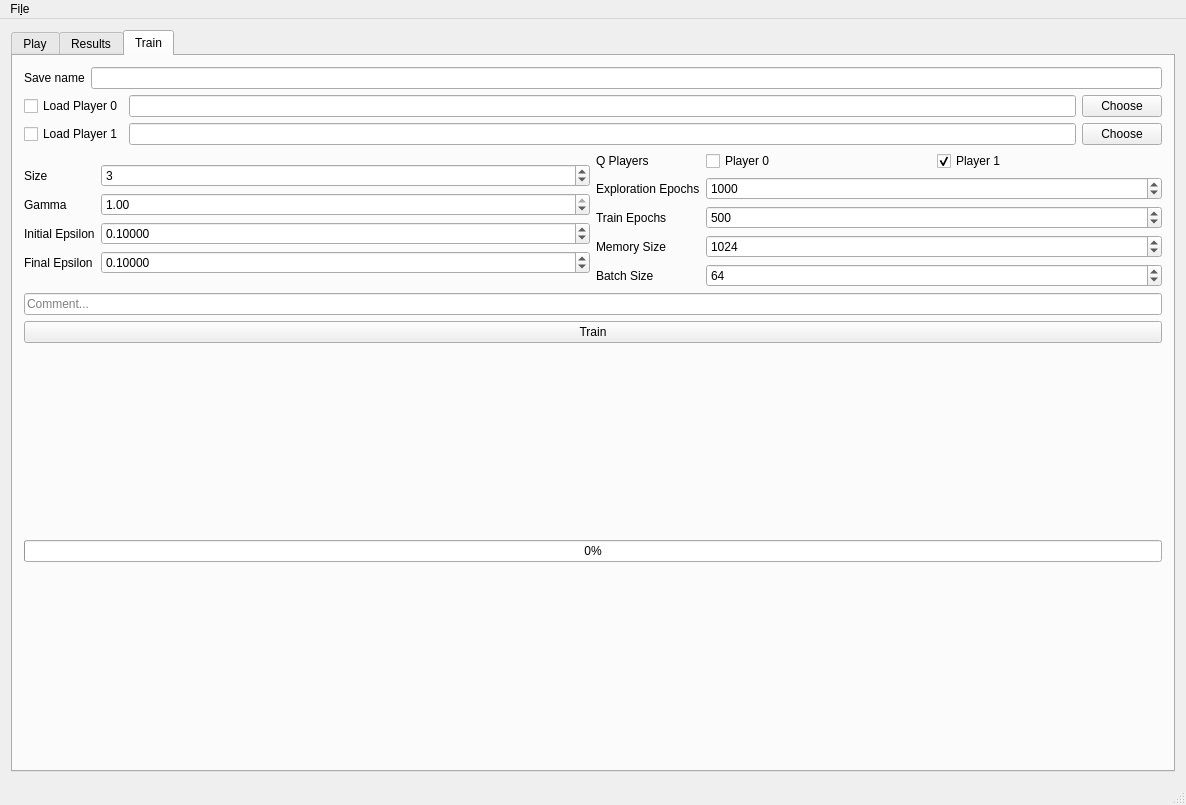
First picture: the form in TIPE_Hex_QT/mainwindow.ui, repository Phyronnaz/TIPE_Hex, before the edit.
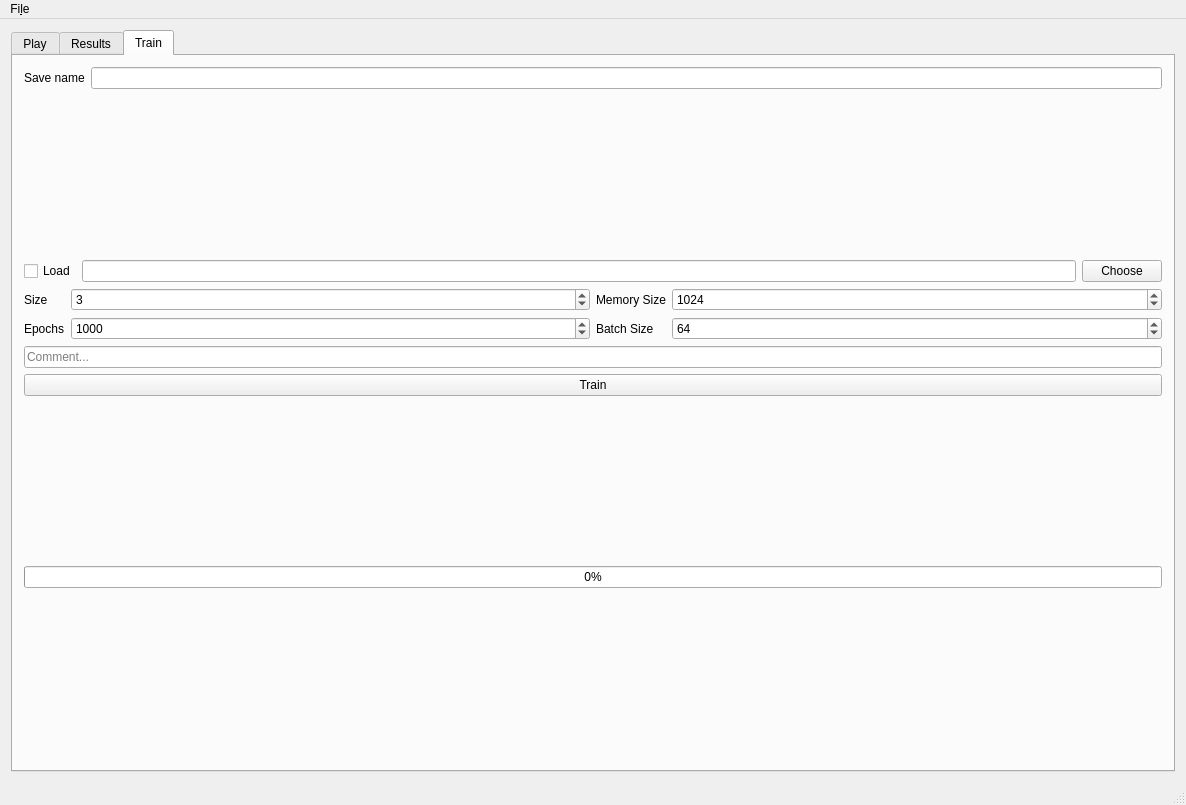
Second picture: the form after the edit. The open tabs and pages were chosen to show the change.

Diff of the .ui file:
```diff
--- a/TIPE_Hex_QT/mainwindow.ui
+++ b/TIPE_Hex_QT/mainwindow.ui
@@ -470,12 +470,25 @@
           </item>
          </layout>
         </item>
+        <item>
+         <spacer name="verticalSpacer_3">
+          <property name="orientation">
+           <enum>Qt::Vertical</enum>
+          </property>
+          <property name="sizeHint" stdset="0">
+           <size>
+            <width>20</width>
+            <height>40</height>
+           </size>
+          </property>
+         </spacer>
+        </item>
         <item>
          <layout class="QHBoxLayout" name="horizontalLayoutLoad">
           <item>
            <widget class="QCheckBox" name="checkBoxLoadPlayer0">
             <property name="text">
-             <string>Load Player 0</string>
+             <string>Load</string>
             </property>
            </widget>
           </item>
@@ -487,32 +500,7 @@
            </widget>
           </item>
           <item>
-           <widget class="QPushButton" name="pushButtonChoosePlayer0">
-            <property name="text">
-             <string>Choose</string>
-            </property>
-           </widget>
-          </item>
-         </layout>
-        </item>
-        <item>
-         <layout class="QHBoxLayout" name="horizontalLayout_3">
-          <item>
-           <widget class="QCheckBox" name="checkBoxLoadPlayer1">
-            <property name="text">
-             <string>Load Player 1</string>
-            </property>
-           </widget>
-          </item>
-          <item>
-           <widget class="QLineEdit" name="lineEditLoadPlayer1">
-            <property name="readOnly">
-             <bool>true</bool>
-            </property>
-           </widget>
-          </item>
-          <item>
-           <widget class="QPushButton" name="pushButtonChoosePlayer1">
+           <widget class="QPushButton" name="pushButtonChoose">
             <property name="text">
              <string>Choose</string>
             </property>
@@ -554,118 +542,14 @@
              </widget>
             </item>
             <item row="1" column="0">
-             <widget class="QLabel" name="labelGamma">
-              <property name="text">
-               <string>Gamma</string>
-              </property>
-             </widget>
-            </item>
-            <item row="1" column="1">
-             <widget class="QDoubleSpinBox" name="doubleSpinBoxGamma">
-              <property name="maximum">
-               <double>1.000000000000000</double>
-              </property>
-              <property name="singleStep">
-               <double>0.010000000000000</double>
-              </property>
-              <property name="value">
-               <double>1.000000000000000</double>
-              </property>
-             </widget>
-            </item>
-            <item row="2" column="0">
-             <widget class="QLabel" name="label_4">
-              <property name="text">
-               <string>Initial Epsilon</string>
-              </property>
-             </widget>
-            </item>
-            <item row="2" column="1">
-             <widget class="QDoubleSpinBox" name="doubleSpinBoxInitialEpsilon">
-              <property name="decimals">
-               <number>5</number>
-              </property>
-              <property name="maximum">
-               <double>1.000000000000000</double>
-              </property>
-              <property name="singleStep">
-               <double>0.001000000000000</double>
-              </property>
-              <property name="value">
-               <double>0.100000000000000</double>
-              </property>
-             </widget>
-            </item>
-            <item row="3" column="0">
-             <widget class="QLabel" name="label_5">
-              <property name="text">
-               <string>Final Epsilon</string>
-              </property>
-             </widget>
-            </item>
-            <item row="3" column="1">
-             <widget class="QDoubleSpinBox" name="doubleSpinBoxFinalEpsilon">
-              <property name="decimals">
-               <number>5</number>
-              </property>
-              <property name="maximum">
-               <double>1.000000000000000</double>
-              </property>
-              <property name="singleStep">
-               <double>0.001000000000000</double>
-              </property>
-              <property name="value">
-               <double>0.100000000000000</double>
-              </property>
-             </widget>
-            </item>
-           </layout>
-          </item>
-          <item>
-           <layout class="QFormLayout" name="formLayout_2">
-            <property name="sizeConstraint">
-             <enum>QLayout::SetDefaultConstraint</enum>
-            </property>
-            <property name="formAlignment">
-             <set>Qt::AlignLeading|Qt::AlignLeft|Qt::AlignVCenter</set>
-            </property>
-            <item row="0" column="0">
-             <widget class="QLabel" name="label_2">
-              <property name="text">
-               <string>Q Players</string>
-              </property>
-             </widget>
-            </item>
-            <item row="0" column="1">
-             <layout class="QHBoxLayout" name="horizontalLayout_2">
-              <item>
-               <widget class="QCheckBox" name="checkBoxPlayer0">
-                <property name="text">
-                 <string>Player 0</string>
-                </property>
-               </widget>
-              </item>
-              <item>
-               <widget class="QCheckBox" name="checkBoxPlayer1">
-                <property name="text">
-                 <string>Player 1</string>
-                </property>
-                <property name="checked">
-                 <bool>true</bool>
-                </property>
-               </widget>
-              </item>
-             </layout>
-            </item>
-            <item row="1" column="0">
              <widget class="QLabel" name="label_6">
               <property name="text">
-               <string>Exploration Epochs</string>
+               <string>Epochs</string>
               </property>
              </widget>
             </item>
             <item row="1" column="1">
-             <widget class="QSpinBox" name="spinBoxExplorationEpochs">
+             <widget class="QSpinBox" name="spinBoxEpochs">
               <property name="maximum">
                <number>999999999</number>
               </property>
@@ -677,34 +561,27 @@
               </property>
              </widget>
             </item>
-            <item row="2" column="0">
-             <widget class="QLabel" name="label_7">
-              <property name="text">
-               <string>Train Epochs</string>
-              </property>
-             </widget>
-            </item>
-            <item row="2" column="1">
-             <widget class="QSpinBox" name="spinBoxTrainEpochs">
-              <property name="maximum">
-               <number>999999999</number>
-              </property>
-              <property name="singleStep">
-               <number>1000</number>
-              </property>
-              <property name="value">
-               <number>500</number>
-              </property>
-             </widget>
-            </item>
-            <item row="3" column="0">
+           </layout>
+          </item>
+          <item>
+           <layout class="QFormLayout" name="formLayout_2">
+            <property name="sizeConstraint">
+             <enum>QLayout::SetDefaultConstraint</enum>
+            </property>
+            <property name="fieldGrowthPolicy">
+             <enum>QFormLayout::AllNonFixedFieldsGrow</enum>
+            </property>
+            <property name="formAlignment">
+             <set>Qt::AlignLeading|Qt::AlignLeft|Qt::AlignVCenter</set>
+            </property>
+            <item row="0" column="0">
              <widget class="QLabel" name="label_8">
               <property name="text">
                <string>Memory Size</string>
               </property>
              </widget>
             </item>
-            <item row="3" column="1">
+            <item row="0" column="1">
              <widget class="QSpinBox" name="spinBoxMemory">
               <property name="maximum">
                <number>999999999</number>
@@ -717,14 +594,14 @@
               </property>
              </widget>
             </item>
-            <item row="4" column="0">
+            <item row="1" column="0">
              <widget class="QLabel" name="label_3">
               <property name="text">
                <string>Batch Size</string>
               </property>
              </widget>
             </item>
-            <item row="4" column="1">
+            <item row="1" column="1">
              <widget class="QSpinBox" name="spinBoxBatchSize">
               <property name="minimum">
                <number>1</number>
```
Left out of the diff: 69 changed lines with no effect on the pictures.
